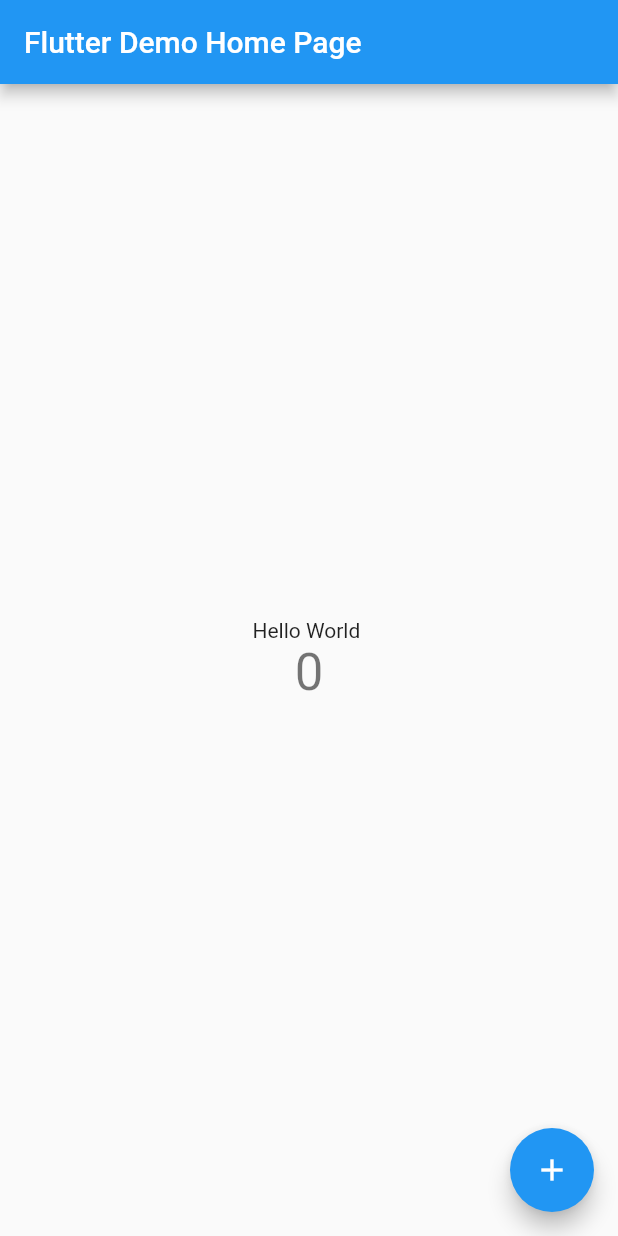
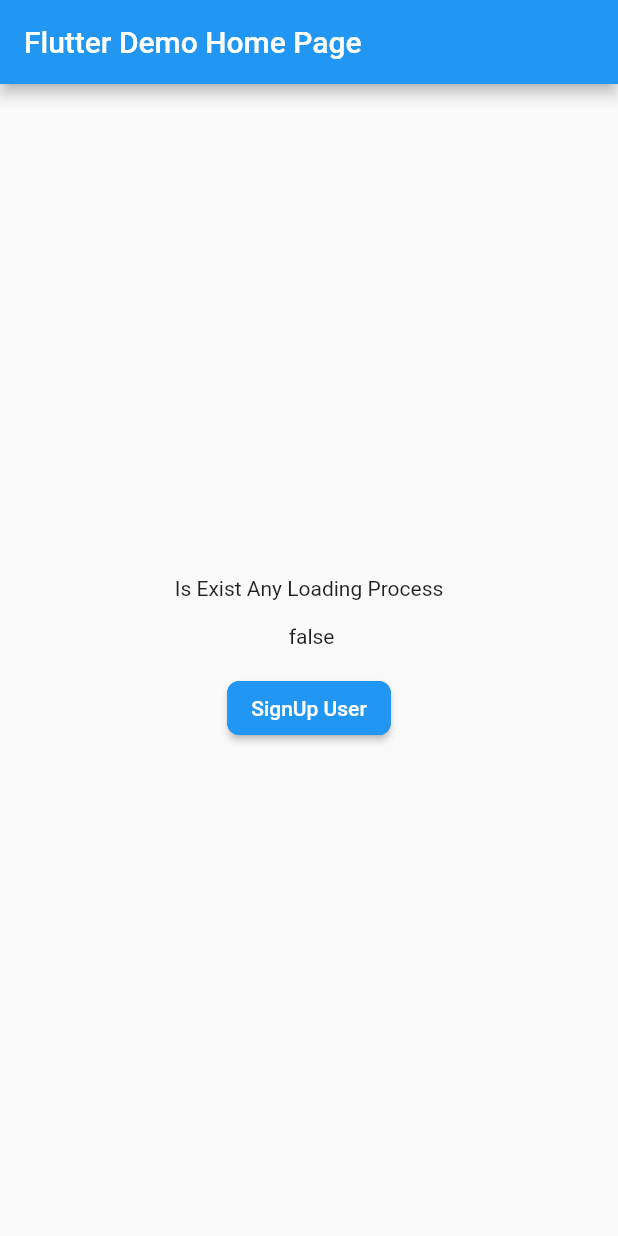
Before and after one commit to cengiztoru/FlutterDisablableButton, a Flutter app: the screen it shows after launch, on a phone screen of 412 x 824 dp. Run offline on Flutter 3.47's test engine with Material 2 defaults, Android fonts, the phone set to English and light mode, and no system bars.

Commit message:
Button disabling & enabling is done. When click button, button disabled for 2 second after this time reEnabled.

```diff
--- a/lib/main.dart
+++ b/lib/main.dart
@@ -1,4 +1,6 @@
-import 'package:flutter/cupertino.dart';
+import 'dart:async';
+
+import 'package:flutter/foundation.dart';
 import 'package:flutter/material.dart';
 
 void main() {
@@ -12,15 +14,6 @@ class MyApp extends StatelessWidget {
     return MaterialApp(
       title: 'Flutter Demo',
       theme: ThemeData(
-        // This is the theme of your application.
-        //
-        // Try running your application with "flutter run". You'll see the
-        // application has a blue toolbar. Then, without quitting the app, try
-        // changing the primarySwatch below to Colors.green and then invoke
-        // "hot reload" (press "r" in the console where you ran "flutter run",
-        // or simply save your changes to "hot reload" in a Flutter IDE).
-        // Notice that the counter didn't reset back to zero; the application
-        // is not restarted.
         primarySwatch: Colors.blue,
       ),
       home: MyHomePage(title: 'Flutter Demo Home Page'),
@@ -31,15 +24,6 @@ class MyApp extends StatelessWidget {
 class MyHomePage extends StatefulWidget {
   MyHomePage({Key key, this.title}) : super(key: key);
 
-  // This widget is the home page of your application. It is stateful, meaning
-  // that it has a State object (defined below) that contains fields that affect
-  // how it looks.
-
-  // This class is the configuration for the state. It holds the values (in this
-  // case the title) provided by the parent (in this case the App widget) and
-  // used by the build method of the State. Fields in a Widget subclass are
-  // always marked "final".
-
   final String title;
 
   @override
@@ -47,69 +31,59 @@ class MyHomePage extends StatefulWidget {
 }
 
 class _MyHomePageState extends State<MyHomePage> {
-  int _counter = 0;
+  bool _isLoading = false;
 
-  void _incrementCounter() {
+  void setDelay(int second, Function afterDelay) {
+    Future.delayed(Duration(seconds: second), () {
+      afterDelay();
+    });
+  }
+
+  void _saveUser() {
+    print("Button Pressed");
     setState(() {
-      // This call to setState tells the Flutter framework that something has
-      // changed in this State, which causes it to rerun the build method below
-      // so that the display can reflect the updated values. If we changed
-      // _counter without calling setState(), then the build method would not be
-      // called again, and so nothing would appear to happen.
-      _counter++;
+      _isLoading = true;
     });
+
+    setDelay(
+        2,
+        () => {
+              setState(() {
+                _isLoading = false;
+              })
+            });
   }
 
   @override
   Widget build(BuildContext context) {
-    // This method is rerun every time setState is called, for instance as done
-    // by the _incrementCounter method above.
-    //
-    // The Flutter framework has been optimized to make rerunning build methods
-    // fast, so that you can just rebuild anything that needs updating rather
-    // than having to individually change instances of widgets.
     return Scaffold(
       appBar: AppBar(
-        // Here we take the value from the MyHomePage object that was created by
-        // the App.build method, and use it to set our appbar title.
         title: Text(widget.title),
       ),
       body: Center(
-        // Center is a layout widget. It takes a single child and positions it
-        // in the middle of the parent.
         child: Column(
-          // Column is also a layout widget. It takes a list of children and
-          // arranges them vertically. By default, it sizes itself to fit its
-          // children horizontally, and tries to be as tall as its parent.
-          //
-          // Invoke "debug painting" (press "p" in the console, choose the
-          // "Toggle Debug Paint" action from the Flutter Inspector in Android
-          // Studio, or the "Toggle Debug Paint" command in Visual Studio Code)
-          // to see the wireframe for each widget.
-          //
-          // Column has various properties to control how it sizes itself and
-          // how it positions its children. Here we use mainAxisAlignment to
-          // center the children vertically; the main axis here is the vertical
-          // axis because Columns are vertical (the cross axis would be
-          // horizontal).
           mainAxisAlignment: MainAxisAlignment.center,
           children: <Widget>[
             Text(
-              'Hello World ',
+              "Is Exist Any Loading Process \n \n $_isLoading \n",
+              textAlign: TextAlign.center,
             ),
-            Text(
-              '$_counter',
-              style: Theme.of(context).textTheme.headline4,
-            ),
+            RaisedButton(
+              color: Colors.blue,
+              textColor: Colors.white,
+              shape: RoundedRectangleBorder(
+                borderRadius: new BorderRadius.circular(8.0),
+                side: BorderSide(color: Colors.blue),
+              ),
+              disabledColor: Colors.grey,
+              disabledTextColor: Colors.white,
+              onPressed: _isLoading == true ? null : _saveUser,
+              // : () => {print("Button Pressed"), isLoading = true},
+              child: new Text("SignUp User"),
+            )
           ],
         ),
       ),
-      floatingActionButton: FloatingActionButton(
-        onPressed: _incrementCounter,
-        backgroundColor: Colors.blue,
-        tooltip: 'Increment',
-        child: Icon(Icons.add),
-      ), // This trailing comma makes auto-formatting nicer for build methods.
     );
   }
 }
```
